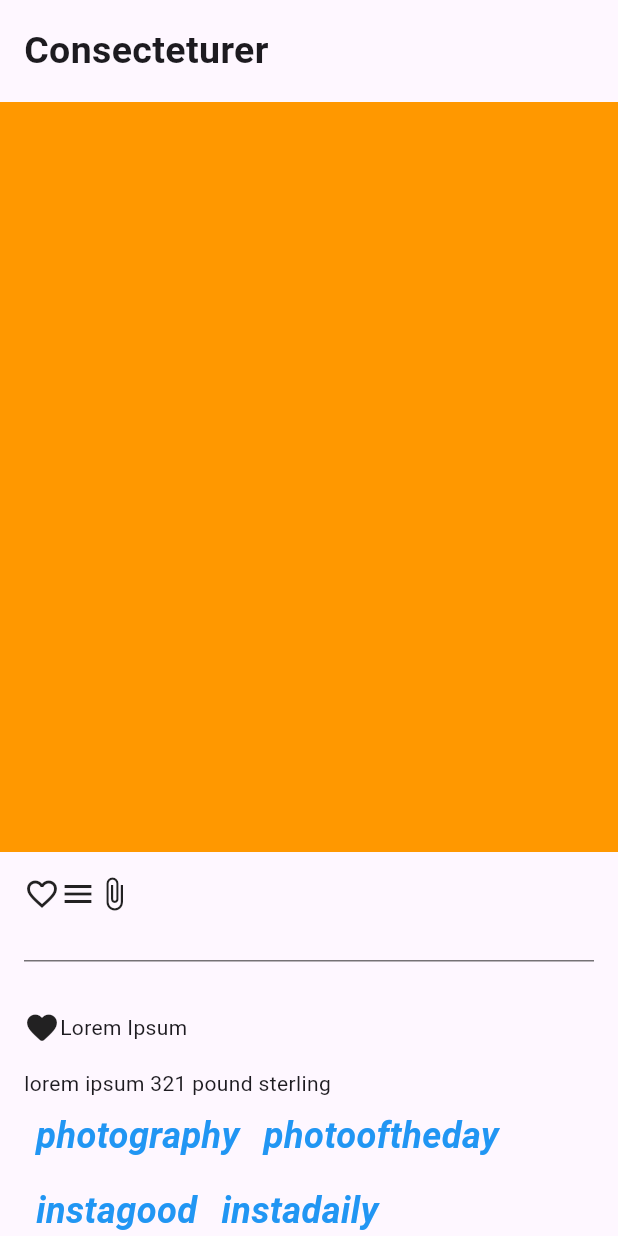
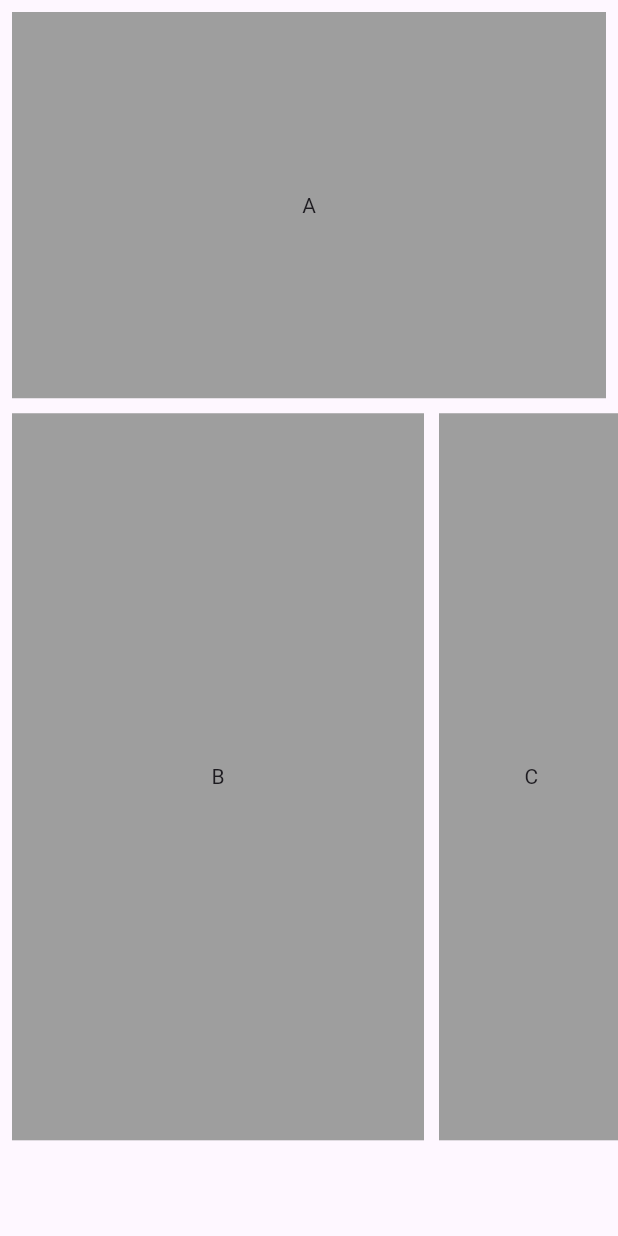
Before and after one commit to MudeNalinNaik/list_data, a Flutter app: the screen it shows after launch, on a phone screen of 412 x 824 dp. Run offline on Flutter 3.47's test engine with Material 3 defaults, Android fonts, the phone set to English and light mode, and no system bars.

Commit message:
Layout 1

```diff
--- a/lib/main.dart
+++ b/lib/main.dart
@@ -16,103 +16,38 @@ class MyApp extends StatelessWidget {
 }
 
 class HomePage extends StatelessWidget {
-  List<String> hashtags = [
-    'photography',
-    'photooftheday',
-    'instagood',
-    'instadaily',
-    'picoftheday',
-    'beautiful',
-    'art',
-    'nature',
-    'travel',
-    'fashion',
-    'style',
-    'food',
-    'fitness',
-    'love',
-    'happy',
-    'smile',
-    'friends',
-    'selfie',
-    'summer',
-    'beach'
-  ];
+  const HomePage({super.key});
+
   @override
   Widget build(BuildContext context) {
     return Scaffold(
-      body: SingleChildScrollView(
-        // Your YouTube UI content goes here
+      body: Padding(
+        padding: const EdgeInsets.all(8.0),
         child: Column(
-          crossAxisAlignment: CrossAxisAlignment.start,
           children: [
-            const Padding(
-              padding: EdgeInsets.all(16.0),
-              child: Text(
-                'Consecteturer',
-                style: TextStyle(fontWeight: FontWeight.bold, fontSize: 25),
-              ),
+            Container(
+              color: Colors.grey,
+              child: Center(child: Text('A')),
+              height: MediaQuery.of(context).size.height/3.2,
+              width: MediaQuery.of(context).size.width,
             ),
-            Container(
-              width: MediaQuery.of(context).size.width,
-              height: 500,
-              decoration: const BoxDecoration(
-                color: Colors.orange, // Choose your border color here
-              ),
-            ),
-            const Padding(
-                padding: EdgeInsets.all(16.0),
-                child: Row(
-                  children: [
-                    Icon(Icons.favorite_border),
-                    Icon(Icons.menu),
-                    Icon(Icons.attach_file),
-                  ],
-                )),
-            const Padding(
-                padding: EdgeInsets.all(16.0),
-                child: Divider(
-                  height: 1,
-                  color: Colors.black54,
-                )),
-            Padding(
-              padding: const EdgeInsets.all(16.0),
-              child: Column(
-                crossAxisAlignment: CrossAxisAlignment.start,
-                children: [
-                  const Row(
-                    children: [
-                      Icon(Icons.favorite_rounded),
-                      Text('Lorem Ipsum')
-                    ],
-                  ),
-                  const SizedBox(
-                    height: 15,
-                  ),
-                  const Text('lorem ipsum 321 pound sterling'),
-
-                  Wrap(
-                    children: [for(int a=0;a<hashtags.length;a++)
-                      Padding(
-                        padding: const EdgeInsets.all(8.0),
-                        child: Text(
-                          hashtags[a],
-                          style: const TextStyle(
-                            color: Colors.blue,
-                            // Set the color to blue
-                            fontSize: 24.0,
-                            // Set the font size
-                            fontWeight: FontWeight.bold,
-                            // Optional: Set the font weight
-                            fontStyle:
-                                FontStyle.italic, // Optional: Set the font style
-                          ),
-                        ),
-                      ),
-                    ],
-                  ),
-                ],
-              ),
+            SizedBox(height: 10,),
+            Row(
+              children: [
+                Container(
+                  color: Colors.grey,
+                  child: Center(child: Text('B')),
+                  height: MediaQuery.of(context).size.height/1.7,
+                  width: MediaQuery.of(context).size.width/1.5,
+                ),
+                SizedBox(width: 10,),
+                Container(
+                  color: Colors.grey,
+                  child: Center(child: Text('C')),
+                  height: MediaQuery.of(context).size.height/1.7,
+                  width: MediaQuery.of(context).size.width/3.35
+                ),
+              ],
             ),
           ],
         ),
```
